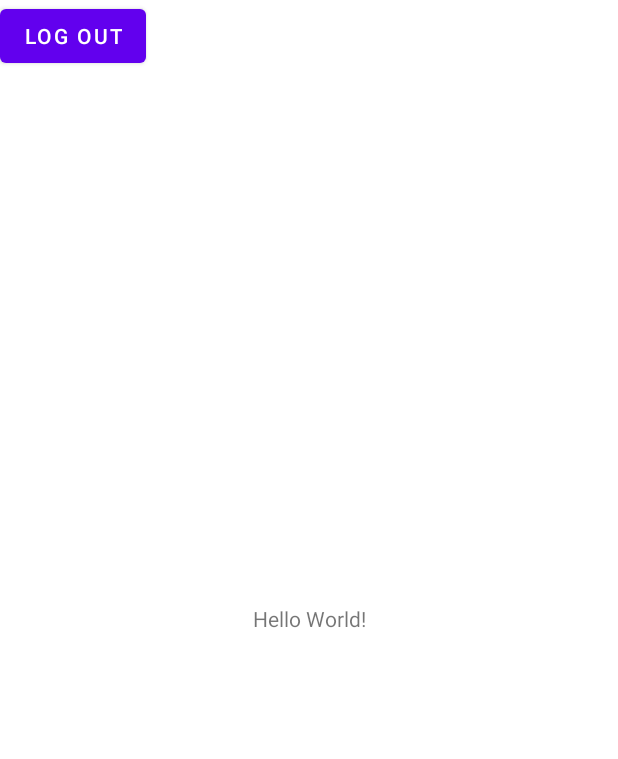
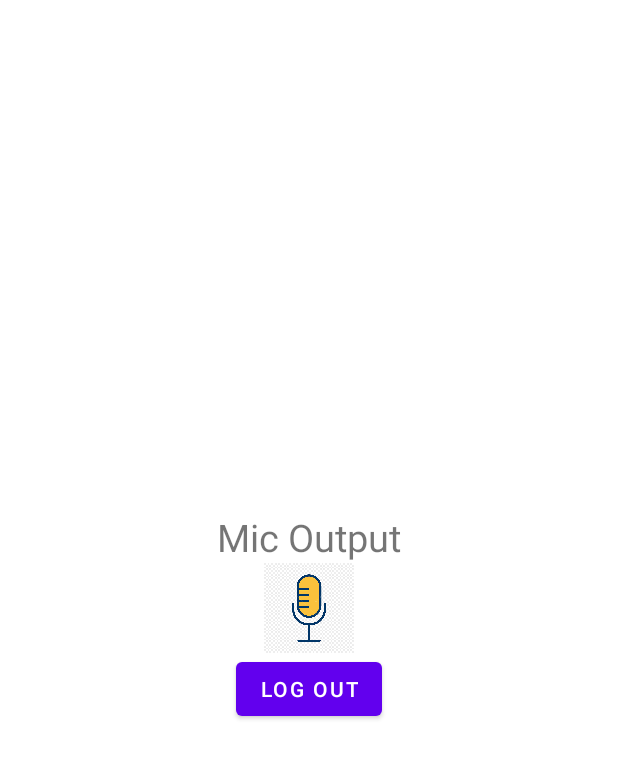
Before and after one commit to adshayanB/ECE452, an Android app built with Jetpack Compose: the screen it shows after launch once a user with an empty profile is signed in (MainActivity), on a phone screen of 412 x 824 dp. Shown: the top 759 px of the screen. Run offline under Robolectric (Android 15) with nearby library versions, the phone set to English and light mode, and no system bars; our stand-ins replace Firebase (no records; nobody signed in at launch, a user with empty details on screens opened directly).

Commit message:
Intergated Voice Feature

```diff
--- a/app/build.gradle
+++ b/app/build.gradle
@@ -39,7 +39,7 @@ android {
         compose true
     }
     composeOptions {
-        kotlinCompilerExtensionVersion '1.4.6'
+        kotlinCompilerExtensionVersion '1.3.2'
     }
     packagingOptions {
         resources {
--- a/app/src/main/AndroidManifest.xml
+++ b/app/src/main/AndroidManifest.xml
@@ -1,8 +1,7 @@
 <?xml version="1.0" encoding="utf-8"?>
 <manifest xmlns:android="http://schemas.android.com/apk/res/android"
     xmlns:tools="http://schemas.android.com/tools">
-
-
+    <uses-permission android:name="android.permission.RECORD_AUDIO"/>
     <application
         android:allowBackup="true"
         android:icon="@mipmap/ic_launcher"
--- a/app/src/main/res/layout/activity_main.xml
+++ b/app/src/main/res/layout/activity_main.xml
@@ -1,25 +1,39 @@
 <?xml version="1.0" encoding="utf-8"?>
-<androidx.constraintlayout.widget.ConstraintLayout xmlns:android="http://schemas.android.com/apk/res/android"
+<LinearLayout
+    xmlns:android="http://schemas.android.com/apk/res/android"
     xmlns:app="http://schemas.android.com/apk/res-auto"
     xmlns:tools="http://schemas.android.com/tools"
     android:layout_width="match_parent"
     android:layout_height="match_parent"
+    android:gravity="center"
+    android:orientation="vertical"
     tools:context=".MainActivity">
 
     <TextView
+        android:id="@+id/speak_out"
         android:layout_width="wrap_content"
         android:layout_height="wrap_content"
-        android:text="Hello World!"
-        app:layout_constraintBottom_toBottomOf="parent"
-        app:layout_constraintLeft_toLeftOf="parent"
-        app:layout_constraintRight_toRightOf="parent"
-        app:layout_constraintTop_toTopOf="parent" />
+        android:layout_marginHorizontal="20dp"
+        android:text="Mic Output"
+        android:textAlignment="center"
+        android:textSize="25sp"
+        tools:layout_editor_absoluteX="85dp"
+        tools:layout_editor_absoluteY="196dp" />
+
+    <ImageView
+        android:id="@+id/mic_in"
+        android:layout_width="60dp"
+        android:layout_height="60dp"
+        android:src="@drawable/img"
+       />
 
     <Button
         android:id="@+id/logoutButton"
         android:layout_width="wrap_content"
         android:layout_height="wrap_content"
+        android:onClick="logoutUser"
         android:text="Log Out"
-        android:onClick="logoutUser" />
+        tools:layout_editor_absoluteX="131dp"
+        tools:layout_editor_absoluteY="330dp" />
 
-</androidx.constraintlayout.widget.ConstraintLayout>
+</LinearLayout>
```
Also changed, not shown: app/src/main/java/com/example/farmeraid/MainActivity.kt (+70 -1 lines), app/src/main/res/drawable/img.png (added).
